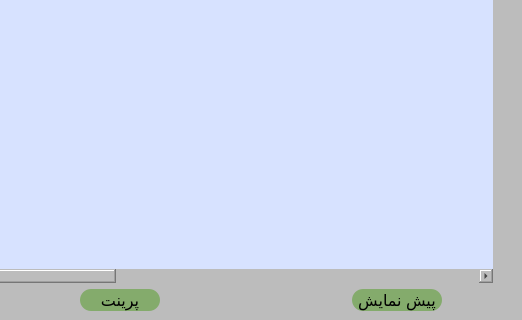
Before: the Qt Designer form main.ui in AmirNikravan/Barcode, drawn with Qt 5; both pictures show x 115 to 637 and y 310 to 630 of the 752 by 630 pixel window.
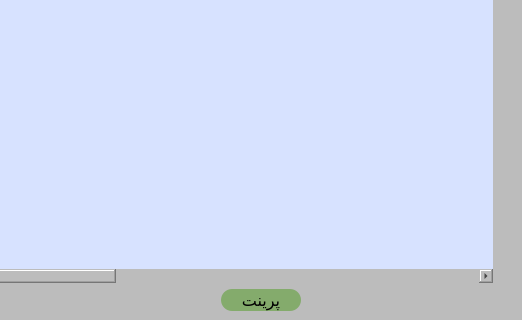
After: the same form once the commit is applied. Icons and pictures are not drawn.

Commit message: delete preview

The edit to the form file:
```diff
--- a/main.ui
+++ b/main.ui
@@ -43,7 +43,13 @@
 }
 QComboBox QAbstractItemView {
     selection-background-color: #0078d7; /* Selected item background color */
-}</string>
+}
+            QTableWidget::viewport {
+                background-color: lightgray; /* Background color of the scroll area */
+            }
+            QScrollBar:vertical {
+                background-color: #F5F5F5; /* Background color of the vertical scrollbar */
+            }</string>
    </property>
    <layout class="QVBoxLayout" name="verticalLayout">
     <item>
@@ -561,37 +567,6 @@
         </property>
        </widget>
       </item>
-      <item>
-       <widget class="QToolButton" name="toolButton_preview">
-        <property name="minimumSize">
-         <size>
-          <width>80</width>
-          <height>0</height>
-         </size>
-        </property>
-        <property name="font">
-         <font>
-          <pointsize>12</pointsize>
-         </font>
-        </property>
-        <property name="text">
-         <string>پیش نمایش</string>
-        </property>
-        <property name="icon">
-         <iconset resource="rcs.qrc">
-          <normaloff>:/icons/Icons/preview.png</normaloff>:/icons/Icons/preview.png</iconset>
-        </property>
-        <property name="iconSize">
-         <size>
-          <width>35</width>
-          <height>54</height>
-         </size>
-        </property>
-        <property name="toolButtonStyle">
-         <enum>Qt::ToolButtonTextUnderIcon</enum>
-        </property>
-       </widget>
-      </item>
      </layout>
     </item>
    </layout>
```
The commit also changes 4 other files.
